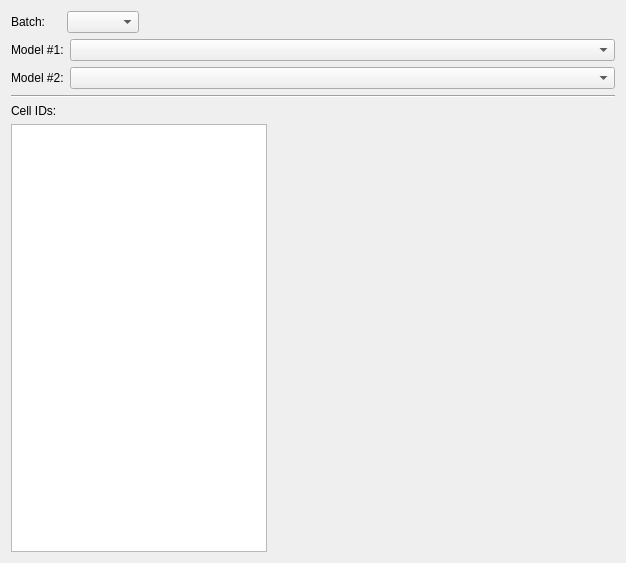
LBHB/NEMS0, file nems/gui_new/ui/tab_comp.ui: the form before one commit.
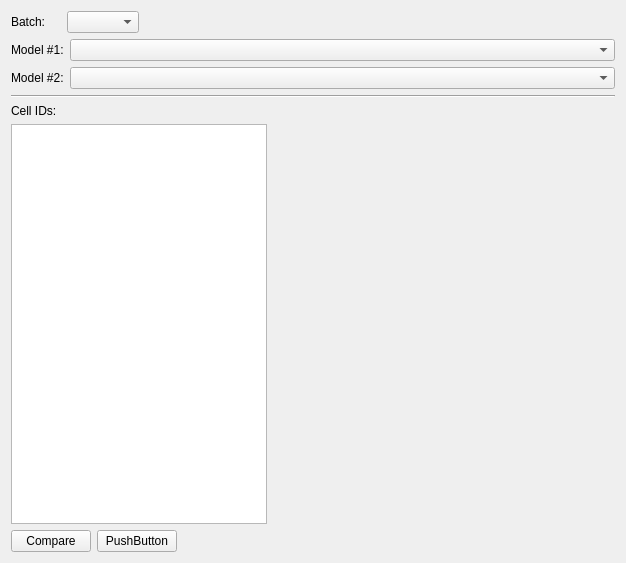
The form after the commit. Custom widgets are drawn as their Qt base class.

The edit to the form file:
```diff
--- a/nems/gui_new/ui/tab_comp.ui
+++ b/nems/gui_new/ui/tab_comp.ui
@@ -108,17 +108,62 @@
      </property>
     </widget>
    </item>
-   <item>
-    <widget class="QLabel" name="label_3">
-     <property name="text">
-      <string>Cell IDs:</string>
-     </property>
-    </widget>
-   </item>
    <item>
     <layout class="QHBoxLayout" name="horizontalLayout_4">
      <item>
-      <widget class="QListView" name="listView"/>
+      <layout class="QVBoxLayout" name="verticalLayout_2">
+       <item>
+        <widget class="QLabel" name="label_3">
+         <property name="text">
+          <string>Cell IDs:</string>
+         </property>
+        </widget>
+       </item>
+       <item>
+        <widget class="QListView" name="listViewCells">
+         <property name="sizePolicy">
+          <sizepolicy hsizetype="Expanding" vsizetype="Expanding">
+           <horstretch>0</horstretch>
+           <verstretch>0</verstretch>
+          </sizepolicy>
+         </property>
+         <property name="selectionMode">
+          <enum>QAbstractItemView::ExtendedSelection</enum>
+         </property>
+        </widget>
+       </item>
+       <item>
+        <layout class="QHBoxLayout" name="horizontalLayout_5">
+         <item>
+          <widget class="QPushButton" name="pushButton_2">
+           <property name="text">
+            <string>Compare</string>
+           </property>
+          </widget>
+         </item>
+         <item>
+          <widget class="QPushButton" name="pushButton">
+           <property name="text">
+            <string>PushButton</string>
+           </property>
+          </widget>
+         </item>
+         <item>
+          <spacer name="horizontalSpacer_2">
+           <property name="orientation">
+            <enum>Qt::Horizontal</enum>
+           </property>
+           <property name="sizeHint" stdset="0">
+            <size>
+             <width>40</width>
+             <height>20</height>
+            </size>
+           </property>
+          </spacer>
+         </item>
+        </layout>
+       </item>
+      </layout>
      </item>
      <item>
       <widget class="PlotWidget" name="widget" native="true">
@@ -128,6 +173,12 @@
          <verstretch>0</verstretch>
         </sizepolicy>
        </property>
+       <property name="maximumSize">
+        <size>
+         <width>16777215</width>
+         <height>16777215</height>
+        </size>
+       </property>
       </widget>
      </item>
     </layout>
```
Left out of the diff: 4 changed lines with no effect on the pictures.
